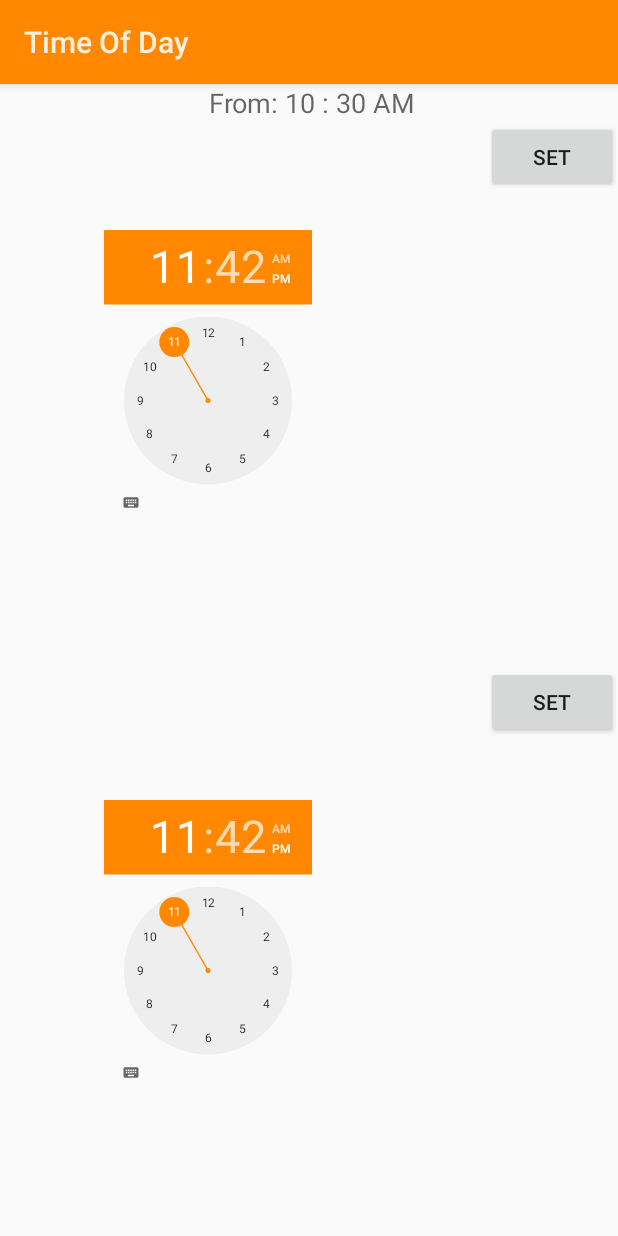
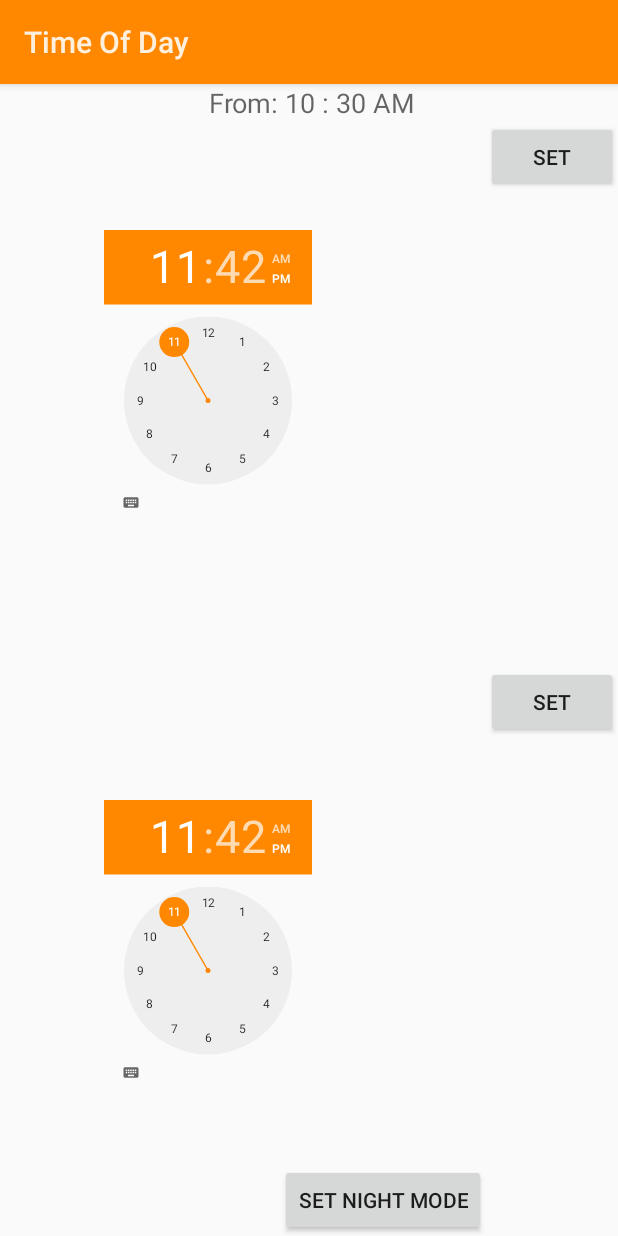
Before and after one commit to AbhijitParate/Profiler_project, an Android app: the TimeOfDay screen opened directly, with no data from a screen before it, on a phone screen of 412 x 824 dp. Run offline under Robolectric (Android 15) with nearby library versions, the phone set to English and light mode, and no system bars.

```diff
--- a/Profiler/app/src/main/java/com/example/ishwari/profiler/TimeOfDay.java
+++ b/Profiler/app/src/main/java/com/example/ishwari/profiler/TimeOfDay.java
@@ -1,18 +1,28 @@
 package com.example.ishwari.profiler;
 
 import android.app.Activity;
+import android.app.AlarmManager;
 import android.app.Dialog;
 import android.app.DialogFragment;
 import android.app.FragmentManager;
+import android.app.PendingIntent;
 import android.app.TimePickerDialog;
+import android.bluetooth.BluetoothAdapter;
+import android.content.Context;
+import android.content.Intent;
+import android.media.AudioManager;
+import android.net.wifi.WifiManager;
 import android.os.Bundle;
 import android.support.v7.app.AppCompatActivity;
 import android.text.format.DateFormat;
 import android.view.View;
+import android.widget.Button;
 import android.widget.TextView;
 import android.widget.TimePicker;
+import android.widget.Toast;
 
 import java.util.Calendar;
+import java.util.GregorianCalendar;
 
 /**
  * Created by siddhartha on 9/30/15.
@@ -26,6 +36,16 @@ public class TimeOfDay extends MainActivity {
     TextView time_2;
     Calendar calendar;
     String format = "";
+    Button set_mode;
+    int hour;
+    int min;
+    private AudioManager audio;
+    private PendingIntent pendingIntentam;
+    private PendingIntent pentdingIntentpm;
+    private AlarmManager alarmMgr;
+    private PendingIntent alarmIntent;
+    private WifiManager wifi;
+    private BluetoothAdapter bluetoothAdapter;
 
     @Override
     protected void onCreate(Bundle savedInstanceState) {
@@ -35,6 +55,7 @@ public class TimeOfDay extends MainActivity {
         timePicker1 = (TimePicker) findViewById(R.id.timePicker1);
         time = (TextView) findViewById(R.id.textView1);
         time_2 = (TextView) findViewById(R.id.textView2);
+
         calendar = Calendar.getInstance();
 
         int hour = calendar.get(Calendar.HOUR_OF_DAY);
@@ -73,8 +94,30 @@ public class TimeOfDay extends MainActivity {
         }
         time.setText(new StringBuilder().append(" From: ").append(hour).append(" : ").append(min)
                 .append(" ").append(format));
-        time_2.setText(new StringBuilder().append(" From: ").append(hour).append(" : ").append(min)
-                .append(" ").append(format));
+
+
+    }
+
+    public void scheduleAlarm(View V)
+    {
+
+        // time at which alarm will be scheduled here alarm is scheduled at 1 day from current time,
+        // we fetch  the current time in milliseconds and added 1 day time
+        // i.e. 24*60*60*1000= 86,400,000   milliseconds in a day
+        Long time = new GregorianCalendar().getTimeInMillis()+1*60*1000;
+
+        // create an Intent and set the class which will execute when Alarm triggers, here we have
+        // given AlarmReciever in the Intent, the onRecieve() method of this class will execute when
+        // alarm triggers and
+        //we will write the code to send SMS inside onRecieve() method pf Alarmreciever class
+        Intent intentAlarm = new Intent(this, AlarmReciever.class);
+
+        // create the object
+        AlarmManager alarmManager = (AlarmManager) getSystemService(Context.ALARM_SERVICE);
+
+        //set the alarm for particular time
+        alarmManager.set(AlarmManager.RTC_WAKEUP,time, PendingIntent.getBroadcast(this,1,  intentAlarm, PendingIntent.FLAG_UPDATE_CURRENT));
+        Toast.makeText(TimeOfDay.this, "Settings will be activated in a minute", Toast.LENGTH_LONG).show();
 
     }
 }
--- a/Profiler/app/src/main/res/layout/addlocation.xml
+++ b/Profiler/app/src/main/res/layout/addlocation.xml
@@ -10,12 +10,12 @@
     android:text="Home"
     android:layout_centerVertical="true"
     android:layout_alignParentStart="true" />
-
+    <!--android:src="@drawable/ic_loc"-->
         <ImageView
     android:layout_width="wrap_content"
     android:layout_height="wrap_content"
     android:id="@+id/imageView"
-    android:src="@drawable/ic_loc"
+
     android:layout_alignParentTop="true"
     android:layout_alignParentStart="true"
     android:layout_above="@+id/homeButton"
--- a/Profiler/app/src/main/res/layout/time_of_day.xml
+++ b/Profiler/app/src/main/res/layout/time_of_day.xml
@@ -65,4 +65,14 @@
         android:layout_alignParentStart="true"
         android:layout_alignEnd="@+id/textView1" />
 
+    <Button
+        android:layout_width="wrap_content"
+        android:layout_height="wrap_content"
+        android:text="Set Night Mode"
+        android:id="@+id/sleep_mode"
+        android:layout_alignBottom="@+id/textView2"
+        android:layout_toStartOf="@+id/set_button_2"
+        android:onClick="scheduleAlarm"
+       />
+
 </RelativeLayout>
--- a/Profiler/app/src/main/res/values/strings.xml
+++ b/Profiler/app/src/main/res/values/strings.xml
@@ -15,4 +15,6 @@
     <string name="search_hint">Search Places</string>
     <string name="search_settings">Search Places</string>
     <string name="select_location">Select Location</string>
+    <string name="entering_geofence">Entering the GeoFence zone</string>
+    <string name="exiting_geofence">Exiting the GeoFence zone</string>
 </resources>
```
Also changed, not shown: Profiler/app/src/main/AndroidManifest.xml (+27 -0 lines), Profiler/app/src/main/java/com/example/ishwari/profiler/BatteryRem.java (+41 -74 lines), Profiler/app/src/main/java/com/example/ishwari/profiler/GridViewAdapter.java (+31 -10 lines), Profiler/app/src/main/res/layout/battery_rem.xml (+9 -0 lines).
